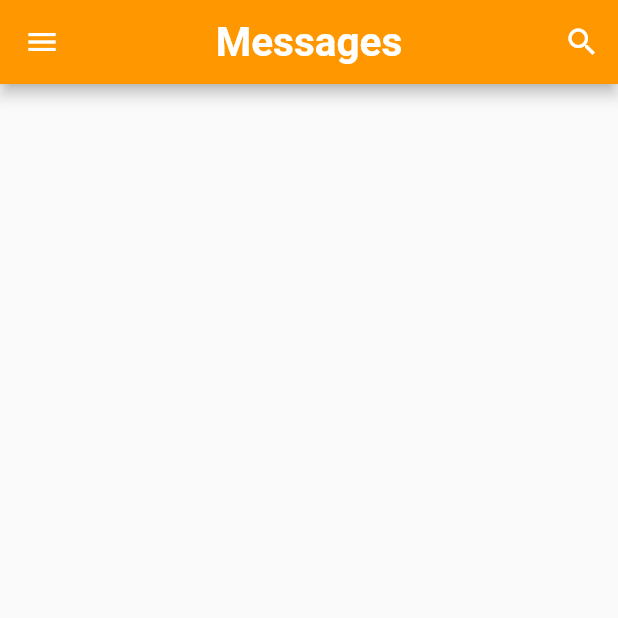
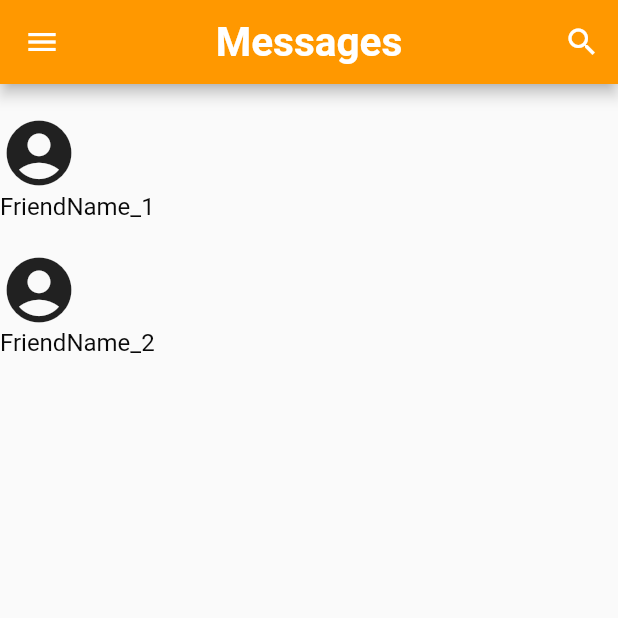
Before and after one commit to dikshantadi/UI-for-chat-main, a Flutter app: the HomePage screen opened directly, on a phone screen of 412 x 824 dp, the top half of it. Run offline on Flutter 3.47's test engine with Material 2 defaults, Android fonts, the phone set to English and light mode, and no system bars.

Commit message:
Homepage

```diff
--- a/lib/Homepage.dart
+++ b/lib/Homepage.dart
@@ -107,6 +107,50 @@ class _HomePageState extends State<HomePage> {
               ),
             ]),
       ),
+      body: ListView(
+        children: [
+          Column(
+            crossAxisAlignment: CrossAxisAlignment.start,
+            children: const [
+              SizedBox(
+                width: 20,
+                height: 20,
+              ),
+              Icon(
+                Icons.account_circle,
+                size: 52,
+              ),
+              Text(
+                'FriendName_1',
+                style: TextStyle(
+                  color: Color.fromARGB(255, 9, 9, 9),
+                  fontSize: 16,
+                ),
+              ),
+            ],
+          ),
+          Column(
+            crossAxisAlignment: CrossAxisAlignment.start,
+            children: const [
+              SizedBox(
+                width: 20,
+                height: 20,
+              ),
+              Icon(
+                Icons.account_circle,
+                size: 52,
+              ),
+              Text(
+                'FriendName_2',
+                style: TextStyle(
+                  color: Color.fromARGB(255, 9, 9, 9),
+                  fontSize: 16,
+                ),
+              ),
+            ],
+          ),
+        ],
+      ),
     );
   }
 }
```
